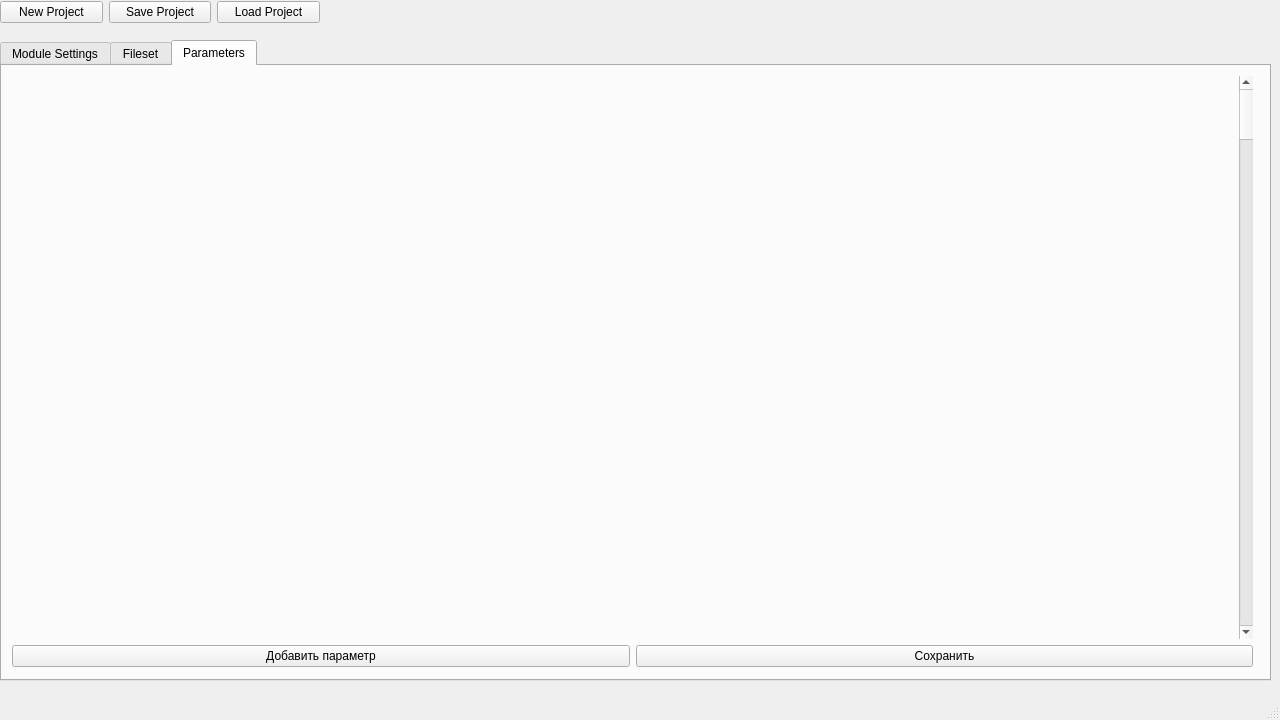
The window that gui_files/mainwindow.ui (NazarovDA/tcl-reader-creator) describes before a commit, drawn with Qt 5.
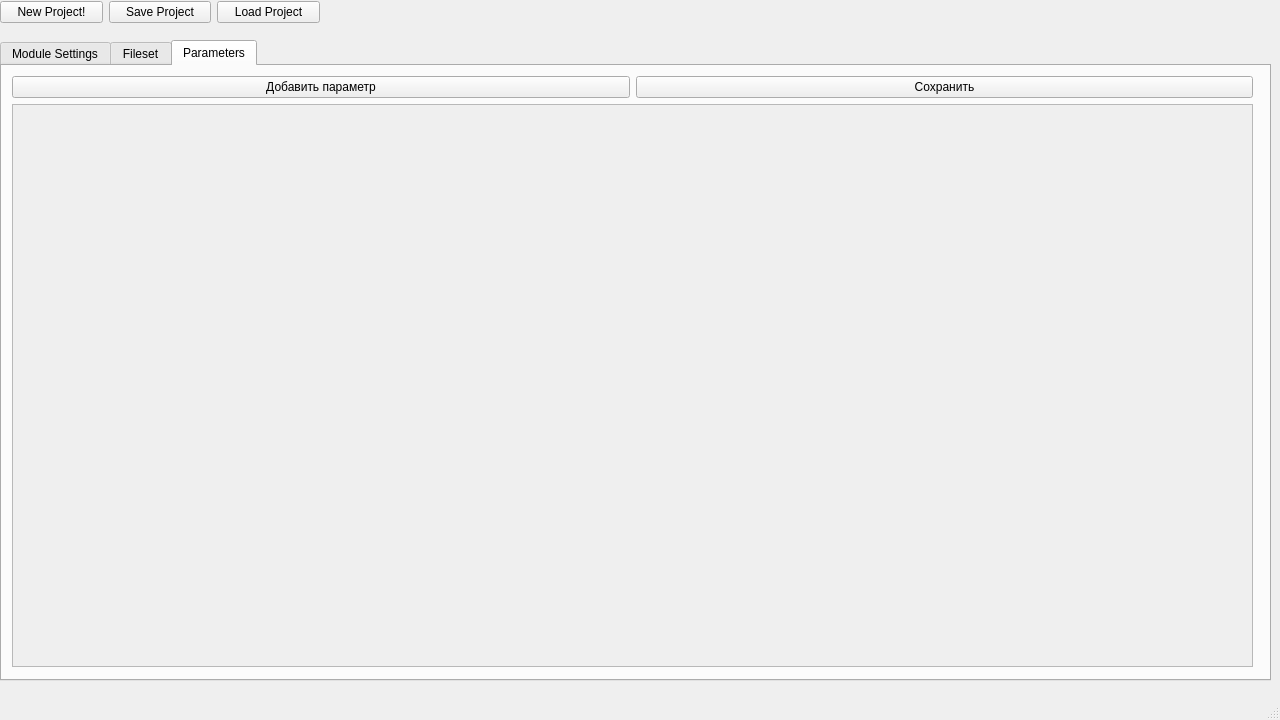
The same window after the commit.

```diff
--- a/gui_files/mainwindow.ui
+++ b/gui_files/mainwindow.ui
@@ -48,7 +48,7 @@
      <item>
       <widget class="QPushButton" name="newProjectButton">
        <property name="text">
-        <string>New Project</string>
+        <string>New Project!</string>
        </property>
       </widget>
      </item>
@@ -169,17 +169,6 @@
        </rect>
       </property>
       <layout class="QVBoxLayout" name="ParametersSettingVLayout">
-       <item>
-        <layout class="QVBoxLayout" name="ParametersLayout">
-         <item alignment="Qt::AlignRight">
-          <widget class="QScrollBar" name="verticalScrollBar">
-           <property name="orientation">
-            <enum>Qt::Vertical</enum>
-           </property>
-          </widget>
-         </item>
-        </layout>
-       </item>
        <item>
         <layout class="QHBoxLayout" name="horizontalLayout_3">
          <item>
@@ -198,6 +187,26 @@
          </item>
         </layout>
        </item>
+       <item>
+        <widget class="QScrollArea" name="scrollArea">
+         <property name="widgetResizable">
+          <bool>true</bool>
+         </property>
+         <widget class="QWidget" name="scrollAreaWidget">
+          <property name="enabled">
+           <bool>false</bool>
+          </property>
+          <property name="geometry">
+           <rect>
+            <x>0</x>
+            <y>0</y>
+            <width>1237</width>
+            <height>556</height>
+           </rect>
+          </property>
+         </widget>
+        </widget>
+       </item>
       </layout>
      </widget>
     </widget>
```
